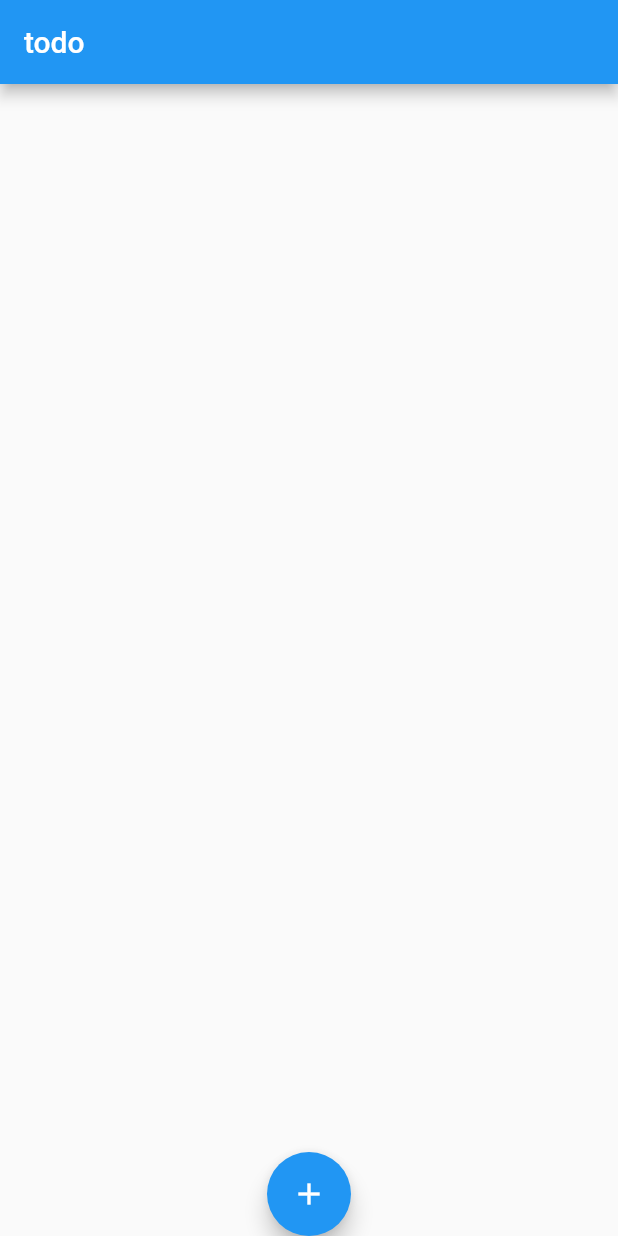
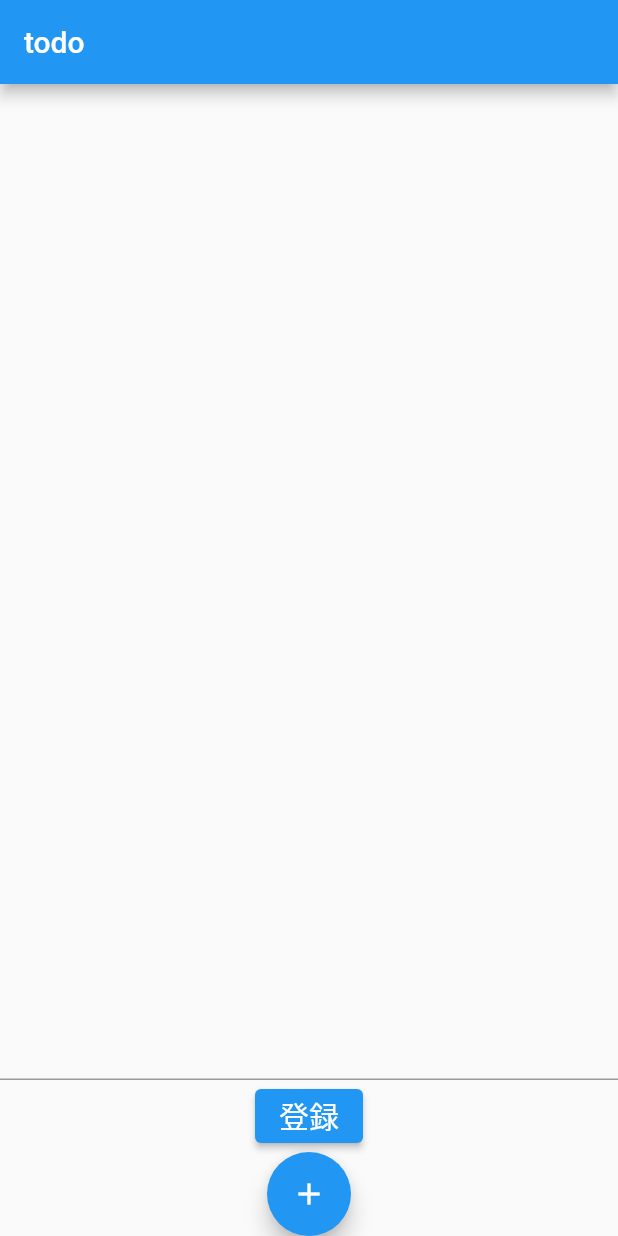
Before and after one commit to yuji-matsunami/flutter_application_todo, a Flutter app: the screen it shows after launch, on a phone screen of 412 x 824 dp. Run offline on Flutter 3.47's test engine with Material 2 defaults, Android fonts, the phone set to English and light mode, and no system bars.

Commit message:
add text filed and add Todotitle

```diff
--- a/lib/main.dart
+++ b/lib/main.dart
@@ -73,10 +73,16 @@ class TodoMain extends StatefulWidget {
 
 class _TodoMainState extends State<TodoMain> {
   var list = [];
+  var todoTitle;
 
   void _addTodo() {
     setState(() {
       list.add("todo!!!");
+    });
+  }
+  void _addTodoTitle(String title) {
+    setState(() {
+      list.add(title);
     });
   }
 
@@ -84,10 +90,11 @@ class _TodoMainState extends State<TodoMain> {
     return Column(
       children: [
         Expanded(child: titlelist()),
+        addtext(),
         FloatingActionButton(
           onPressed: _addTodo,
           child: Icon(Icons.add),
-        )
+        ),
       ],
     );
   }
@@ -113,6 +120,30 @@ class _TodoMainState extends State<TodoMain> {
           ),
         ),
       ),
+    );
+  }
+  Widget addtext() {
+    return Container(
+      child: Column (
+        children: [
+          TextField(
+            enabled: true,
+            onChanged: (text) {
+              todoTitle = text;
+            }
+          ),
+          ElevatedButton(
+            onPressed: () => _addTodoTitle(todoTitle),
+            child: const Text(
+              "登録",
+              style: TextStyle(
+                color: Colors.white,
+                fontSize: 20.0
+              ),
+            ),
+            )
+        ],
+      )
     );
   }
 }
```
